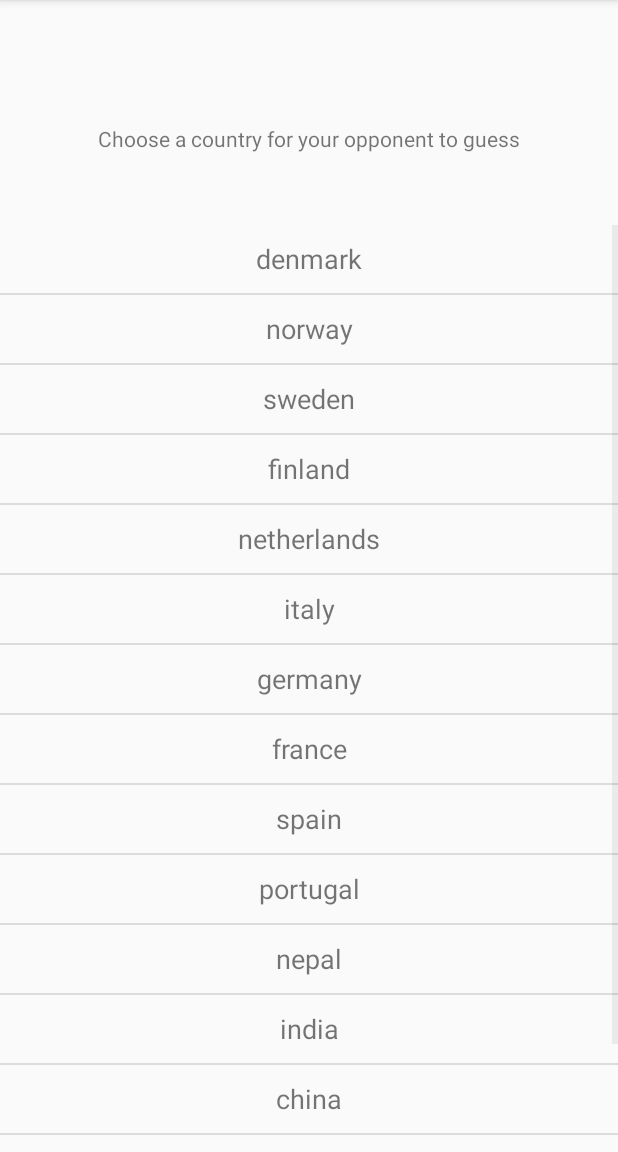
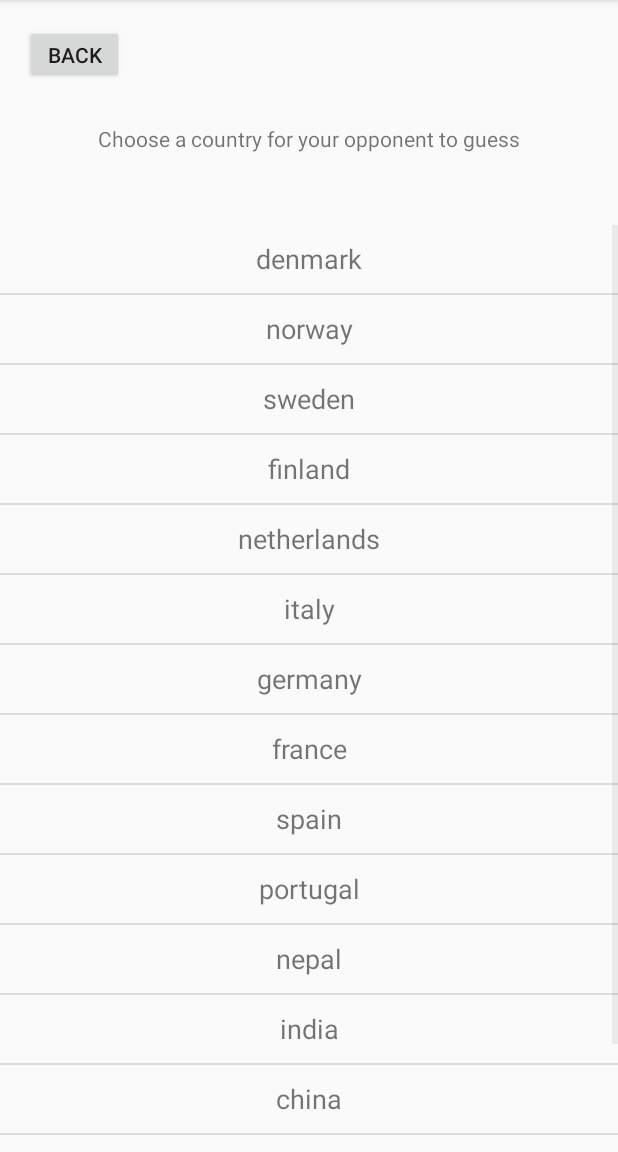
Before and after one commit to ThaDuyx/gametingz, an Android app: the MultiPage screen opened directly, with no data from a screen before it, on a phone screen of 412 x 824 dp, the part 84-1236 px from its top. Run offline under Robolectric (Android 15) with nearby library versions, the phone set to English and light mode, and no system bars; network calls fail.

Commit message:
sidste krævende krav

```diff
--- a/app/src/main/java/com/example/hangman/MultiPage.java
+++ b/app/src/main/java/com/example/hangman/MultiPage.java
@@ -6,15 +6,20 @@ import android.content.Intent;
 import android.os.Bundle;
 import android.view.View;
 import android.widget.AdapterView;
+import android.widget.Button;
 import android.widget.ListView;
 
-public class MultiPage extends AppCompatActivity implements AdapterView.OnItemClickListener {
+public class MultiPage extends AppCompatActivity implements AdapterView.OnItemClickListener, View.OnClickListener {
+
+    Button backBtn;
 
     @Override
     protected void onCreate(Bundle savedInstanceState) {
         super.onCreate(savedInstanceState);
         setContentView(R.layout.activity_multi_page);
 
+        backBtn = findViewById(R.id.backBtn2);
+        backBtn.setOnClickListener(this);
         String[] lande = {"denmark", "norway", "sweden", "finland", "netherlands", "italy", "germany", "france", "spain", "portugal", "nepal", "india", "china", "japan", "thailand"};
 
         AdapterLogic adapter = new AdapterLogic(this, R.layout.list_layout, lande);
@@ -33,4 +38,13 @@ public class MultiPage extends AppCompatActivity implements AdapterView.OnItemCl
         startActivity(intent);
 
     }
+
+    @Override
+    public void onClick(View v) {
+
+        if(v == backBtn){
+            Intent intent = new Intent(this, StartPage.class);
+            startActivity(intent);
+        }
+    }
 }
--- a/app/src/main/java/com/example/hangman/WonPage.java
+++ b/app/src/main/java/com/example/hangman/WonPage.java
@@ -5,6 +5,7 @@ import androidx.appcompat.app.AppCompatActivity;
 import android.app.Activity;
 import android.content.Intent;
 import android.content.SharedPreferences;
+import android.media.MediaPlayer;
 import android.os.Bundle;
 import android.view.View;
 import android.widget.Button;
@@ -20,6 +21,7 @@ public class WonPage extends AppCompatActivity implements View.OnClickListener {
     ImageView hangManpic;
     int numberguesses;
     int winHolder = 0;
+    MediaPlayer mp;
 
     String theCorrectWord;
 
@@ -27,6 +29,9 @@ public class WonPage extends AppCompatActivity implements View.OnClickListener {
     protected void onCreate(Bundle savedInstanceState) {
         super.onCreate(savedInstanceState);
         setContentView(R.layout.activity_won_page);
+
+        mp = MediaPlayer.create(this, R.raw.excitedr2d2);
+        mp.start();
 
         hangManpic = findViewById(R.id.hangmanPic3);
         TWwordview = findViewById(R.id.textView7);
--- a/app/src/main/res/layout/activity_multi_page.xml
+++ b/app/src/main/res/layout/activity_multi_page.xml
@@ -33,4 +33,16 @@
             android:layout_height="match_parent" />
     </LinearLayout>
 
+    <Button
+        android:id="@+id/backBtn2"
+        android:layout_width="66dp"
+        android:layout_height="39dp"
+        android:text="back"
+        app:layout_constraintBottom_toBottomOf="parent"
+        app:layout_constraintEnd_toEndOf="parent"
+        app:layout_constraintHorizontal_bias="0.049"
+        app:layout_constraintStart_toStartOf="parent"
+        app:layout_constraintTop_toTopOf="parent"
+        app:layout_constraintVertical_bias="0.023" />
+
 </androidx.constraintlayout.widget.ConstraintLayout>
```
Also changed, not shown: app/src/main/java/com/example/hangman/GamePage.java (+15 -48 lines), app/src/main/java/com/example/hangman/HelpPage.java (+7 -0 lines), app/src/main/java/com/example/hangman/LostPage.java (+7 -1 lines), app/src/main/res/layout/activity_help_page.xml (+12 -0 lines), 2 other files.
